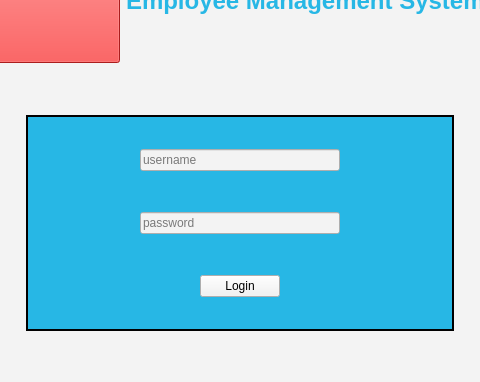
Before: the Qt Designer form EMS-App/loginScreen.ui in elroydsouza/HR-ManagementSystem, drawn with Qt 5; both pictures show x 185 to 665 and y 118 to 500 of the 850 by 500 pixel window.
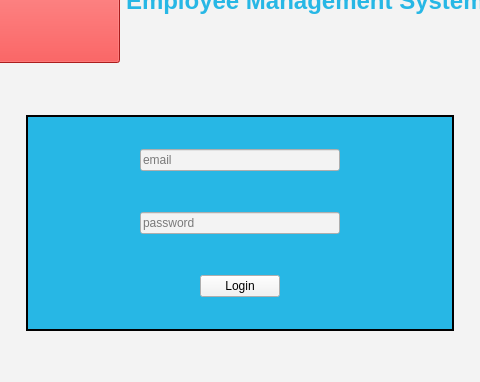
After: the same form once the commit is applied.

```diff
--- a/EMS-App/loginScreen.ui
+++ b/EMS-App/loginScreen.ui
@@ -166,7 +166,7 @@
                <string/>
               </property>
               <property name="placeholderText">
-               <string>username</string>
+               <string>email</string>
               </property>
              </widget>
             </item>
```
Left out of the diff: 2 changed lines with no effect on the pictures.
